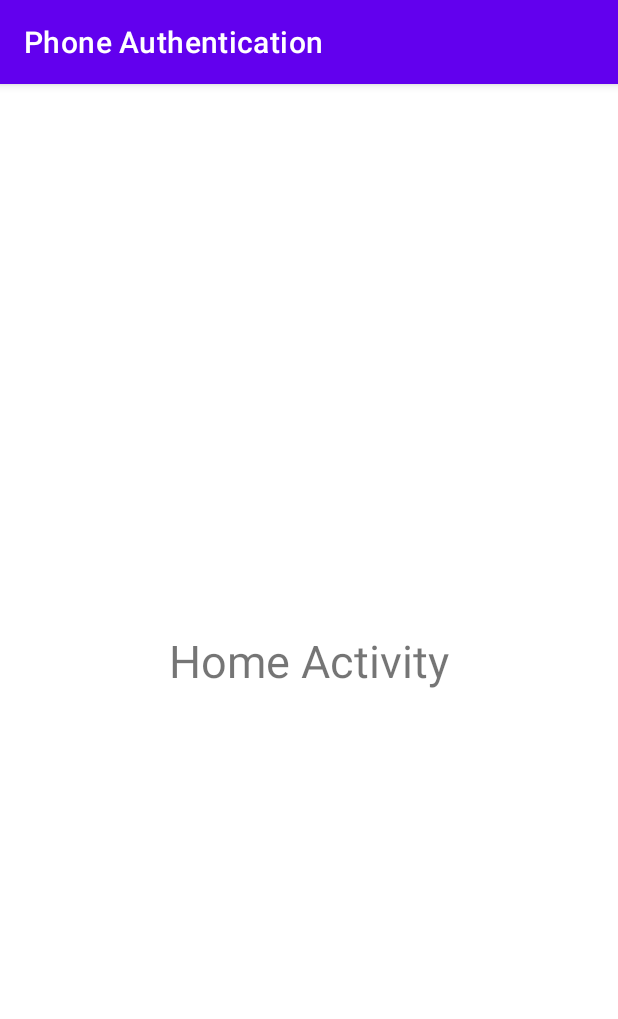
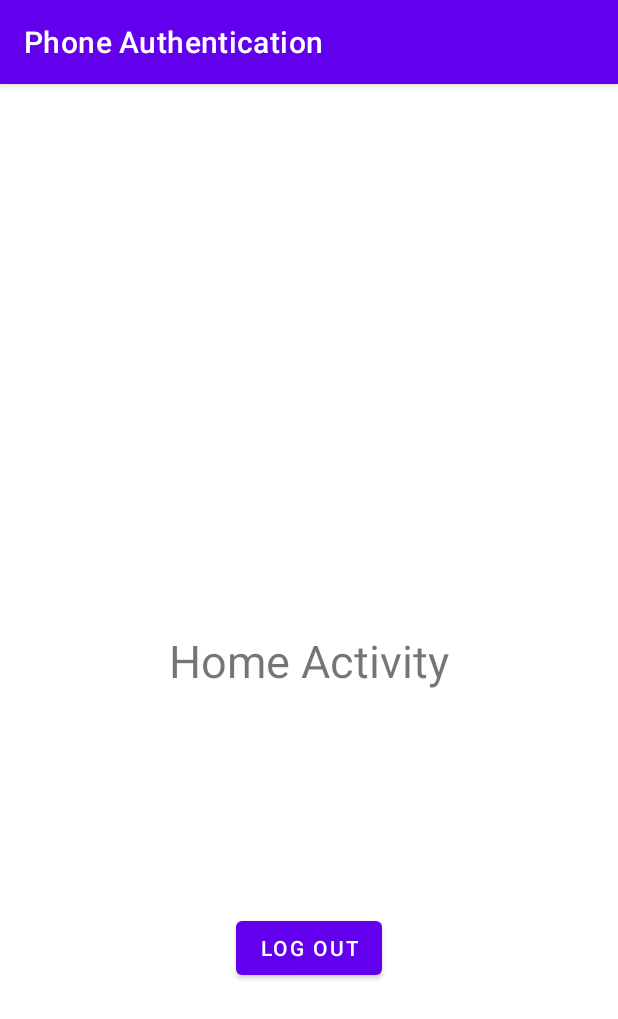
Before and after one commit to abhineshchandra1234/Phone-Authentication, an Android app: the screen it shows after launch once a user with an empty profile is signed in (HomeActivity), on a phone screen of 412 x 824 dp. Shown: the top 1019 px of the screen. Run offline under Robolectric (Android 15) with nearby library versions, the phone set to English and light mode, and no system bars; our stand-ins replace Firebase (no records; nobody signed in at launch, a user with empty details on screens opened directly).

Commit message:
changed sh256 cert && added signout && app is working fine

```diff
--- a/app/src/main/java/com/example/phoneauthentication/HomeActivity.kt
+++ b/app/src/main/java/com/example/phoneauthentication/HomeActivity.kt
@@ -1,11 +1,22 @@
 package com.example.phoneauthentication
 
+import android.content.Intent
 import androidx.appcompat.app.AppCompatActivity
 import android.os.Bundle
+import com.google.firebase.auth.FirebaseAuth
+import kotlinx.android.synthetic.main.activity_home.*
 
 class HomeActivity : AppCompatActivity() {
+    lateinit var auth: FirebaseAuth
     override fun onCreate(savedInstanceState: Bundle?) {
         super.onCreate(savedInstanceState)
         setContentView(R.layout.activity_home)
+
+        auth=FirebaseAuth.getInstance()
+        btnLogOut.setOnClickListener {
+            auth.signOut()
+            startActivity(Intent(applicationContext, MainActivity::class.java))
+            finish()
+        }
     }
 }
--- a/app/src/main/java/com/example/phoneauthentication/MainActivity.kt
+++ b/app/src/main/java/com/example/phoneauthentication/MainActivity.kt
@@ -69,7 +69,7 @@ class MainActivity : AppCompatActivity() {
     }
 
     private fun verifyOtp() {
-        var otp= etEnterOtp.text.toString()
+        var otp= etEnterOtp.text.toString().trim()
         if(!otp.isEmpty()){
             val credential : PhoneAuthCredential = PhoneAuthProvider.getCredential(
                 storedVerificationId.toString(), otp)
@@ -80,7 +80,7 @@ class MainActivity : AppCompatActivity() {
     }
 
     private fun login() {
-        var number=etEnterNo.text.toString()
+        var number=etEnterNo.text.toString().trim()
 
         if(!number.isEmpty()){
             number="+91"+number
--- a/app/src/main/res/layout/activity_home.xml
+++ b/app/src/main/res/layout/activity_home.xml
@@ -16,4 +16,14 @@
         app:layout_constraintEnd_toEndOf="parent"
         app:layout_constraintStart_toStartOf="parent"
         app:layout_constraintTop_toTopOf="parent" />
+
+    <Button
+        android:id="@+id/btnLogOut"
+        android:layout_width="wrap_content"
+        android:layout_height="wrap_content"
+        android:layout_marginBottom="168dp"
+        android:text="Log out"
+        app:layout_constraintBottom_toBottomOf="parent"
+        app:layout_constraintEnd_toEndOf="parent"
+        app:layout_constraintStart_toStartOf="parent" />
 </androidx.constraintlayout.widget.ConstraintLayout>
```
